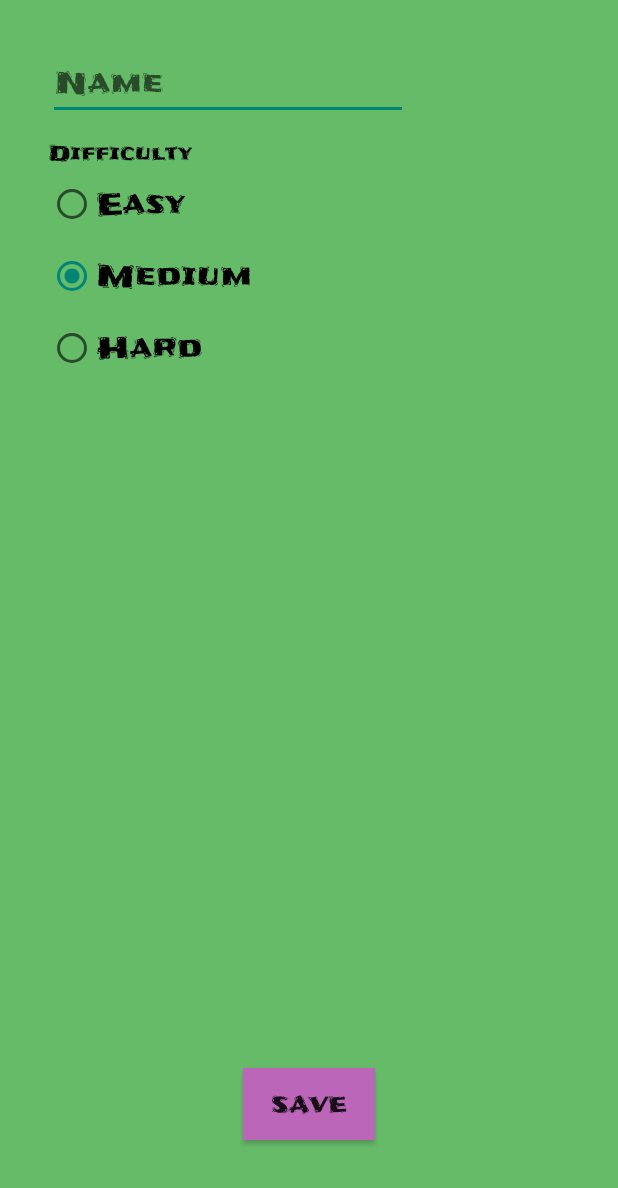
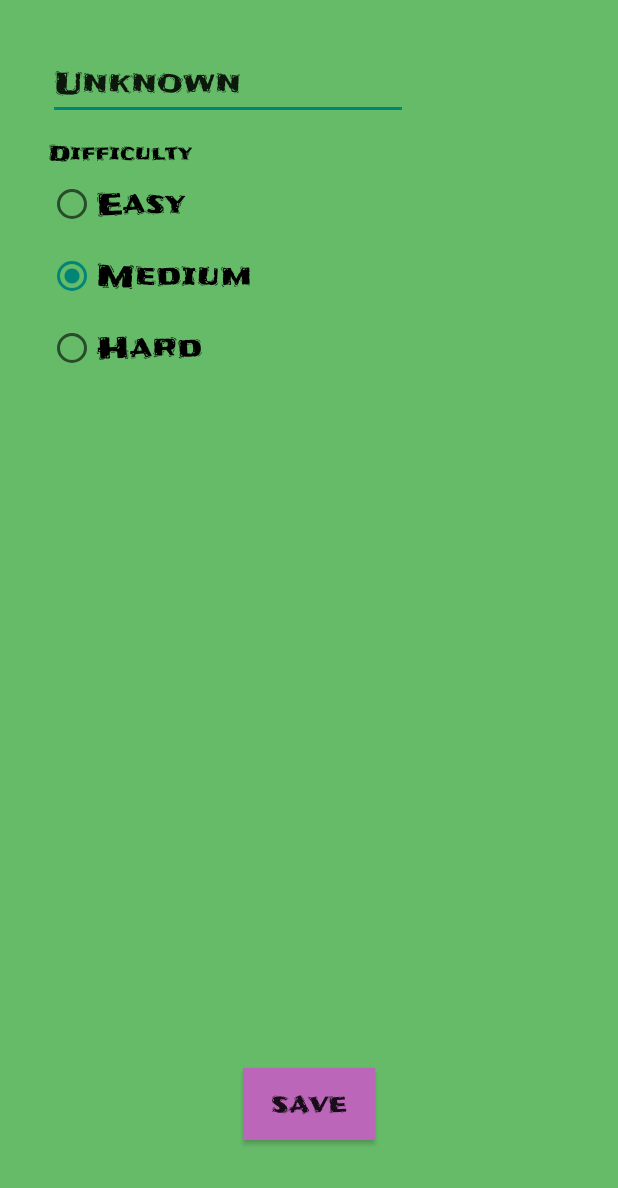
Before and after one commit to jonasbondesson84/ma23_kotlin_simpleMath, an Android app: the settingsActivity screen opened directly, with no data from a screen before it, on a phone screen of 412 x 824 dp, the part 48-1236 px from its top. Run offline under Robolectric (Android 15) with nearby library versions, the phone set to English and light mode, and no system bars.

Commit message:
Fixed save and load user from file

```diff
--- a/app/src/main/java/com/example/simplemath/settingsActivity.kt
+++ b/app/src/main/java/com/example/simplemath/settingsActivity.kt
@@ -5,28 +5,61 @@ import android.widget.Button
 import android.widget.EditText
 import android.widget.RadioButton
 import android.widget.RadioGroup
+import android.widget.Toast
 import androidx.appcompat.app.AppCompatActivity
+import org.json.JSONObject
+import java.io.File
 
 class settingsActivity : AppCompatActivity() {
+
+    lateinit var edtName: EditText
+    lateinit var rgDifficulty: RadioGroup
+    //lateinit var sharedPreferences = getSharedPreferences("minSharedPref", MODE_PRIVATE)
+    //val editor = sharedPreferences.edit()
+
     override fun onCreate(savedInstanceState: Bundle?) {
         super.onCreate(savedInstanceState)
         setContentView(R.layout.activity_settings)
 
         val btnSave: Button = findViewById(R.id.btnSave)
-        val edtName: EditText = findViewById(R.id.edtName)
-        val rgDifficulty: RadioGroup = findViewById(R.id.rgDifficulty)
-
-
+        edtName = findViewById(R.id.edtName)
+        rgDifficulty = findViewById(R.id.rgDifficulty)
+        val sharedPreferences = getSharedPreferences("minSharedPref", MODE_PRIVATE)
+        val editor = sharedPreferences.edit()
         btnSave.setOnClickListener() {
-            val sharedPreferences = getSharedPreferences("minSharedPref", MODE_PRIVATE)
-            val editor = sharedPreferences.edit()
 
             editor.putString("Name", edtName.text.toString() ?: "unknown")
             val checkedButtonID = rgDifficulty.checkedRadioButtonId
             val difficultyNumber = rgDifficulty.indexOfChild(findViewById<RadioButton>(checkedButtonID))
             editor.putInt("Difficulty", difficultyNumber)
             editor.apply()
+            saveUser(edtName.text.toString() ?: "unknown", difficultyNumber)
+
             finish()
         }
     }
+
+    override fun onResume() {
+        super.onResume()
+        val sharedPreferences = getSharedPreferences("minSharedPref", MODE_PRIVATE)
+        val editor = sharedPreferences.edit()
+        var name = sharedPreferences.getString("Name", "Unknown")
+        var difficulty: Int = sharedPreferences.getInt("Difficulty", 0)
+        val checkedButton: RadioButton = rgDifficulty.getChildAt(difficulty) as RadioButton
+        edtName.setText(name)
+        rgDifficulty.check(checkedButton.id)
+    }
+
+    fun saveUser(name: String, difficulty: Int) {
+        val json = JSONObject()
+        json.put("name", name)
+        json.put("Difficulty", difficulty)
+        try {
+            val filePath = this.filesDir.absolutePath + "/user.json"
+            File(filePath).writeText(json.toString())
+            Toast.makeText(this, getString(R.string.saveMessage), Toast.LENGTH_SHORT).show()
+        } catch (e: Exception) {
+            Toast.makeText(this, getString(R.string.saveError), Toast.LENGTH_SHORT).show()
+        }
+    }
 }
--- a/app/src/main/res/layout/activity_settings.xml
+++ b/app/src/main/res/layout/activity_settings.xml
@@ -58,7 +58,7 @@
             android:id="@+id/radioButton2"
             android:layout_width="match_parent"
             android:layout_height="48dp"
-            android:checked="true"
+
             android:fontFamily="@font/frijole"
             android:text="@string/medium"
             android:textSize="20sp" />
--- a/app/src/main/res/values/strings.xml
+++ b/app/src/main/res/values/strings.xml
@@ -15,6 +15,10 @@
     <string name="medium">Medium</string>
     <string name="hard">Hard</string>
     <string name="save">Save</string>
+    <string name="loadInfo">User loaded: %1$s, difficulty %2$s</string>
+    <string name="loadError">No user found</string>
+    <string name="saveMessage">User saved</string>
+    <string name="saveError">Unable to save user</string>
 
 
 </resources>
```
Also changed, not shown: app/src/main/java/com/example/simplemath/MainActivity.kt (+25 -0 lines), 1 other file.
